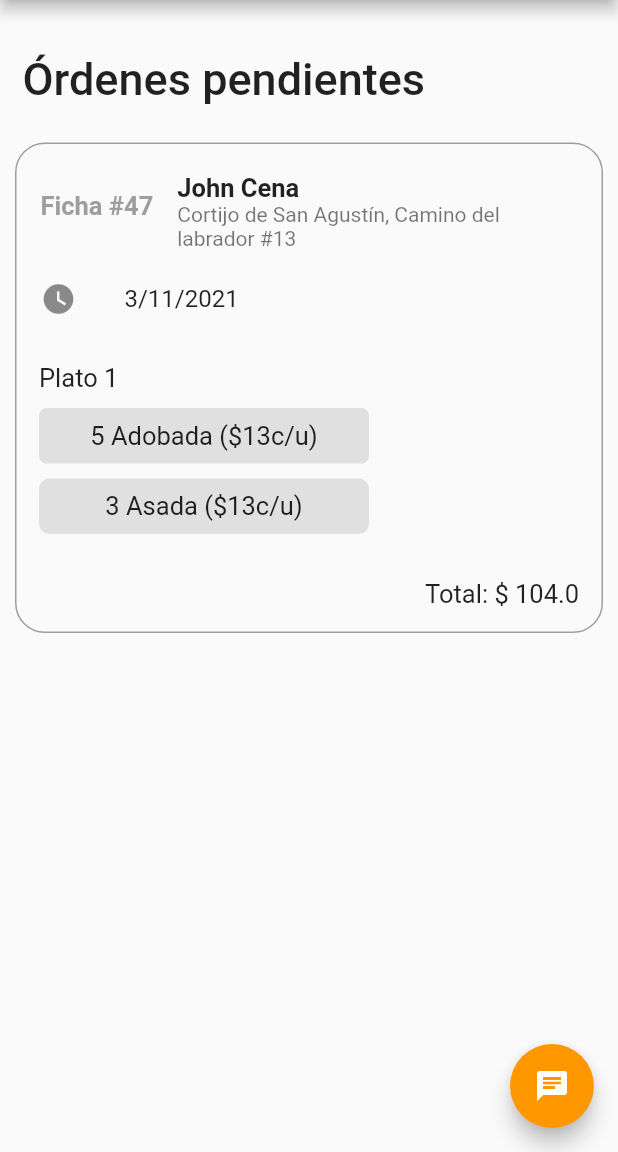
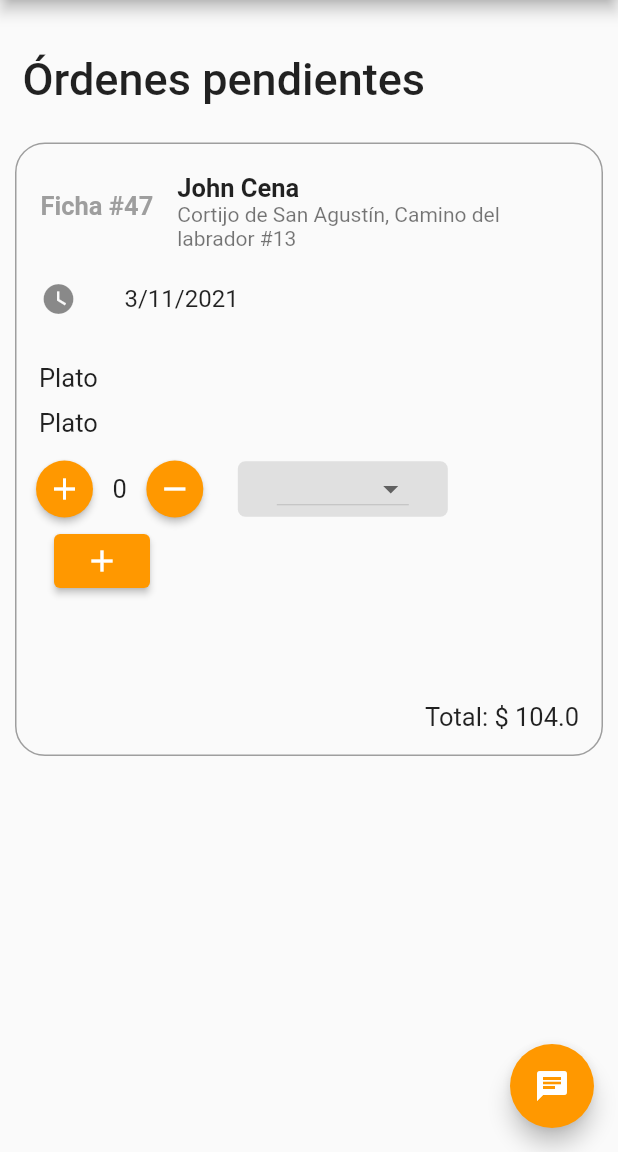
Before and after one commit to rsalasv/Tacos-Tito, a Flutter app: the PendingOrder screen opened directly, on a phone screen of 412 x 824 dp, the part 84-1236 px from its top. Run offline on Flutter 3.47's test engine with Material 2 defaults, Android fonts, the light colour scheme and no system bars; our stand-ins replace auth_buttons, bloc, equatable, firebase_auth, firebase_core, flutter_bloc and 1 more; accounts and stored records are empty.

Commit message:
Dynamically adding widgets
Orders can now be instanciated, within an order plates can be instanciated and within plates tacos

```diff
--- a/tacos_tito/lib/views/home_page.dart
+++ b/tacos_tito/lib/views/home_page.dart
@@ -72,7 +72,7 @@ class _HomePageState extends State<HomePage> {
                       context,
                       MaterialPageRoute(builder: (context) => CreateOrder()),
                     );
-                  //TODO hide in case of admin user
+                  //TODO hide in case of admin user Widget Visibility (visible: isUserAdmin)
                 },
                 child: Text("Ordenar ahora",
                   style: TextStyle(fontSize: 20, color: Colors.white),
--- a/tacos_tito/lib/views/pending_orders.dart
+++ b/tacos_tito/lib/views/pending_orders.dart
@@ -10,6 +10,8 @@ class PendingOrder extends StatefulWidget {
 }
 
 class _PendingOrderState extends State<PendingOrder> {
+  List<OrderView> orders =[new OrderView()];
+
   @override
   Widget build(BuildContext context) {
     return Scaffold(
@@ -56,7 +58,7 @@ class _PendingOrderState extends State<PendingOrder> {
             ),
             child: Column(
               children: [
-                OrderView()
+                ListView.builder(itemBuilder: (_,index)=>orders[index],itemCount: orders.length,shrinkWrap: true, physics: ScrollPhysics(),)
               ],
             ),
           ),
--- a/tacos_tito/lib/views/search_order.dart
+++ b/tacos_tito/lib/views/search_order.dart
@@ -9,6 +9,8 @@ class SearchOrder extends StatefulWidget {
 }
 
 class _SearchOrderState extends State<SearchOrder> {
+  List<OrderView> orders =[new OrderView()];
+
   @override
   Widget build(BuildContext context) {
     return Scaffold(
@@ -26,8 +28,7 @@ class _SearchOrderState extends State<SearchOrder> {
                     prefixIcon: Icon(Icons.search, size:  30,),
                     border: OutlineInputBorder()
                   ),),
-                  OrderView(),
-                  OrderView()
+                  ListView.builder(itemBuilder: (_,index)=>orders[index],itemCount: orders.length,shrinkWrap: true, physics: ScrollPhysics(),)
               ],)
             ],
           ),
--- a/tacos_tito/lib/widgets/all_widgets.dart
+++ b/tacos_tito/lib/widgets/all_widgets.dart
@@ -1,3 +1,5 @@
 export 'background_image.dart';
 export 'orderview.dart';
+export 'tacoview.dart';
+export 'plateview.dart';
 //ADD ALL RECYCLABLE WIDGETS HERE FOR EASIER EXPORTING
--- a/tacos_tito/lib/widgets/orderview.dart
+++ b/tacos_tito/lib/widgets/orderview.dart
@@ -1,10 +1,89 @@
 import 'package:flutter/material.dart';
+import 'all_widgets.dart';
+import 'tacoview.dart';
 
-class OrderView extends StatelessWidget {
+class OrderView extends StatefulWidget {
+  OrderView({Key? key}) : super(key: key);
+
+  @override
+  _OrderViewState createState() => _OrderViewState();
+}
+
+class _OrderViewState extends State<OrderView> {
+  List<PlateView> platos=[new PlateView()];
+  int ficha=47;
+  int dia=3;
+  int mes=11;
+  int year=2021;
+  String direccion="Cortijo de San Agustín, Camino del labrador #13";
+  String cliente="John Cena";
+  num total=104.00;
+
+  @override
+  Widget build(BuildContext context) {
+    return Column(children: [
+        SizedBox(height: 15,),
+                ListTile(
+                  leading: Text("Ficha #$ficha",
+                  style: TextStyle(
+                      fontWeight: FontWeight.bold,
+                      fontSize: 17,
+                      color: Colors.grey
+                    ),),
+                  title: Text(cliente,
+                    style: TextStyle(
+                      fontWeight: FontWeight.bold,
+                      fontSize: 17
+                    ),
+                  ),
+                  subtitle: Text(direccion),
+                ),
+                ListTile(
+                      leading: Icon(Icons.watch_later),
+                      title: Padding(
+                        padding: EdgeInsets.only(right: 24),
+                        child: Text("$dia/$mes/$year"),
+                      ),
+                    ),
+                SizedBox(height: 15,),
+                Row(
+                  children: [
+                    SizedBox(width: 15,),
+                    Text("Plato",
+                      style: TextStyle(
+                        fontSize: 17,
+                      ),
+                    ),
+                  ],
+                ),
+                SizedBox(height: 10,),
+                ListView.builder(itemBuilder: (_,index)=>platos[index],itemCount: platos.length,shrinkWrap: true, physics: ScrollPhysics(),),
+                SizedBox(height: 30,),
+                Row(
+                  mainAxisAlignment: MainAxisAlignment.end,
+                  children: [
+
+                    Text("Total: \$ $total",
+                      style: TextStyle(
+                        fontSize: 17,
+
+                      ),
+                      textAlign: TextAlign.right,
+                    ),
+                    SizedBox(width: 15,),
+                  ],
+                ),
+                SizedBox(height: 15,),
+      ]);
+  }
+}
+
+/*class OrderView extends StatelessWidget {
   const OrderView({Key? key}) : super(key: key);
 
   @override
   Widget build(BuildContext context) {
+    List<PlateView> platos=[new PlateView()];
     int ficha=47;
     int dia=3;
     int mes=11;
@@ -42,7 +121,7 @@ class OrderView extends StatelessWidget {
                 Row(
                   children: [
                     SizedBox(width: 15,),
-                    Text("Plato 1",
+                    Text("Plato",
                       style: TextStyle(
                         fontSize: 17,
                       ),
@@ -50,42 +129,7 @@ class OrderView extends StatelessWidget {
                   ],
                 ),
                 SizedBox(height: 10,),
-                Row(
-                  children: [
-
-                    SizedBox(width: 15,),
-                    Container(
-                      height: 37.0,
-                      width: 220.0,
-                      decoration: BoxDecoration(
-                        color: Colors.grey[300],
-                        borderRadius: BorderRadius.all(Radius.circular(5)),),
-                      child: Center(
-                        child:new Text("5 Adobada (\$13c/u)",
-                        style: TextStyle(fontSize: 17,),
-                      ),
-                      )
-                    ),
-                  ]
-                ),
-                SizedBox(height: 10,),
-                Row(
-                  children: [
-                    SizedBox(width: 15,),
-                    Container(
-                      height: 37.0,
-                      width: 220.0,
-                      decoration: BoxDecoration(
-                        color: Colors.grey[300],
-                        borderRadius: BorderRadius.all(Radius.circular(7)),),
-                      child: Center(
-                        child:new Text("3 Asada (\$13c/u)",
-                        style: TextStyle(fontSize: 17,),
-                      ),
-                      )
-                    )
-                  ]
-                ),
+                ListView.builder(itemBuilder: (_,index)=>platos[index],itemCount: platos.length,shrinkWrap: true, physics: ScrollPhysics(),),
                 SizedBox(height: 30,),
                 Row(
                   mainAxisAlignment: MainAxisAlignment.end,
@@ -105,4 +149,4 @@ class OrderView extends StatelessWidget {
       ]),
     );
   }
-}
+}*/
--- /dev/null
+++ b/tacos_tito/lib/widgets/plateview.dart
@@ -0,0 +1,49 @@
+import 'package:flutter/material.dart';
+import 'tacoview.dart';
+
+class PlateView extends StatefulWidget {
+  PlateView({Key? key}) : super(key: key);
+
+  @override
+  _PlateViewState createState() => _PlateViewState();
+}
+
+class _PlateViewState extends State<PlateView> {
+  List<TacoView> guisos=[new TacoView()];
+
+  addGuiso(){
+    guisos.add(new TacoView());
+    setState(() {});
+  }
+
+  @override
+  Widget build(BuildContext context) {
+    return Column(children: [
+      Row(
+            children: [
+              SizedBox(width: 15,),
+              Text("Plato",
+                style: TextStyle(
+                  fontSize: 17,
+                ),
+              ),
+            ],
+          ),
+          SizedBox(height: 10,),
+          ListView.builder(itemBuilder: (_,index)=>guisos[index],itemCount: guisos.length,shrinkWrap: true),
+          Row(children: [
+            //ListView.builder(itemBuilder: (_,index)=>guisos[index],itemCount: guisos.length,shrinkWrap: true),
+            //TacoView(),
+            SizedBox(width: 25,),
+            ElevatedButton(
+                onPressed: (){
+                  addGuiso();
+                },
+                child: Icon(Icons.add, color: Colors.white,),
+              )
+          ],),
+          SizedBox(height: 40,),
+
+    ],);
+  }
+}
--- /dev/null
+++ b/tacos_tito/lib/widgets/tacoview.dart
@@ -0,0 +1,84 @@
+import 'package:flutter/material.dart';
+
+class TacoView extends StatefulWidget {
+  TacoView({Key? key}) : super(key: key);
+
+  @override
+  _TacoViewState createState() => _TacoViewState();
+}
+
+class _TacoViewState extends State<TacoView> {
+  @override
+  int amount = 0;
+  final guisos =["Asada", "Adobada", "Chorizo", "Tripa"];
+  String? selectedGuiso;
+  bool editable=true; //TODO: Permitir cambiar su editabilidad dependiendo de la vista
+
+  Widget build(BuildContext context) {
+    return Row(
+            children: [
+              if(this.editable) ElevatedButton(
+                onPressed: (){
+                  setState(() {
+                    if(amount<6)
+                    amount++;
+                  });
+                },
+                child: Icon(Icons.add, color: Colors.white,),
+                style: ElevatedButton.styleFrom(
+                  shape: CircleBorder(),
+                  padding: EdgeInsets.all(7),
+                ),
+              ),
+              Text('$amount',
+                style: TextStyle(
+                  fontSize: 17
+                ),
+              ),
+              if(this.editable) ElevatedButton(
+                onPressed: (){
+                  setState(() {
+                    if(amount>0)
+                    amount--;
+                  });
+                },
+                child: Icon(Icons.remove, color: Colors.white,),
+                style: ElevatedButton.styleFrom(
+                  shape: CircleBorder(),
+                  padding: EdgeInsets.all(7),
+                ),
+              ),
+              SizedBox(width: 10,),
+              if(editable)Container(
+                height: 37.0,
+                width: 140.0,
+                decoration: BoxDecoration(
+                  color: Colors.grey[300],
+                  borderRadius: BorderRadius.all(Radius.circular(5)),),
+                child: Center(
+                  child: DropdownButton<String>(
+                    value: selectedGuiso,
+                    items: guisos.map(builMenuItem).toList(),
+                    onChanged: (value)=>setState(()=>this.selectedGuiso = value!),
+                  )
+                )
+              ),
+              if(!editable)Container(
+                height: 37.0,
+                width: 140.0,
+                decoration: BoxDecoration(
+                  color: Colors.grey[300],
+                  borderRadius: BorderRadius.all(Radius.circular(5)),),
+                child: Center(
+                  child: Text(selectedGuiso!)
+                )
+              ),
+            ]
+          );
+  }
+
+  DropdownMenuItem<String> builMenuItem(String item)=> DropdownMenuItem(
+    value: item,
+    child: Text(item),
+  );
+}
```
Also changed, not shown: tacos_tito/lib/login/login_form.dart (+3 -5 lines), tacos_tito/lib/views/create_order.dart (+11 -108 lines).
